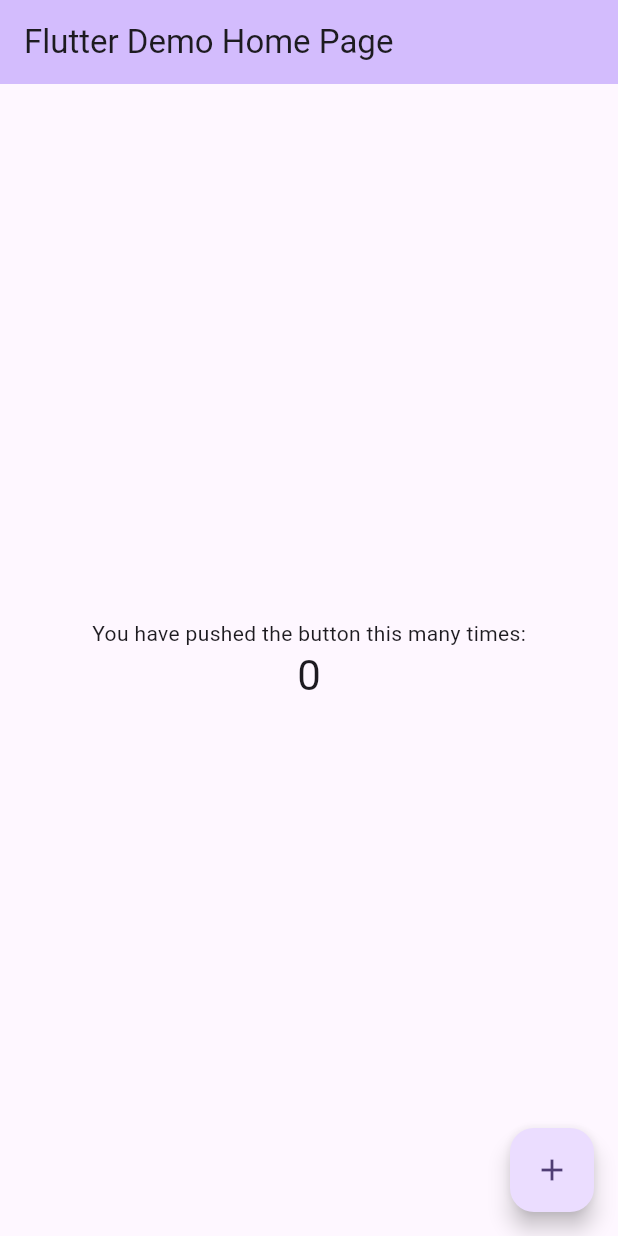
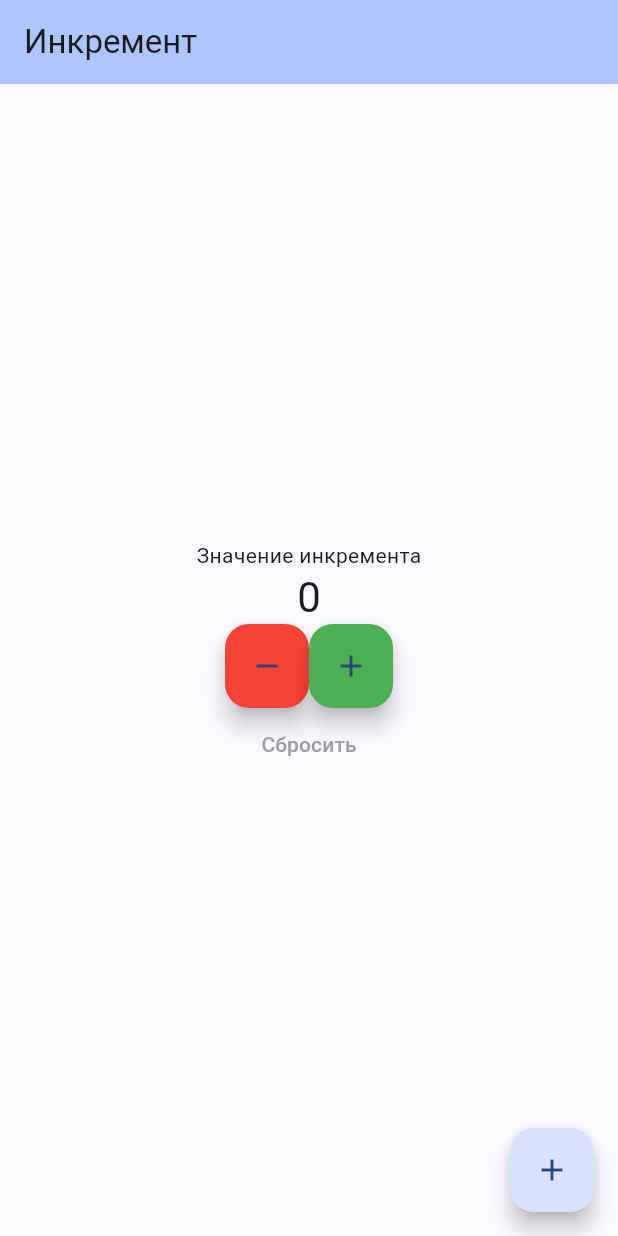
Before and after one commit to MaksimKhudalov/IT2104_KHUDALOV, a Flutter app: the screen it shows after launch, on a phone screen of 412 x 824 dp. Run offline on Flutter 3.47's test engine with Material 3 defaults, Android fonts, the phone set to English and light mode, and no system bars.

Commit message:
Добавлены кнопки с своими функциями, изменено название приложения, изменены цвета кнопок

```diff
--- a/laba3/lib/main.dart
+++ b/laba3/lib/main.dart
@@ -11,12 +11,12 @@ class MyApp extends StatelessWidget {
   @override
   Widget build(BuildContext context) {
     return MaterialApp(
-      title: 'Flutter Demo',
+      title: 'Инкремент',
       theme: ThemeData(
-        colorScheme: ColorScheme.fromSeed(seedColor: Colors.deepPurple),
+        colorScheme: ColorScheme.fromSeed(seedColor: Colors.blueAccent),
         useMaterial3: true,
       ),
-      home: const MyHomePage(title: 'Flutter Demo Home Page'),
+      home: const MyHomePage(title: 'Инкремент'),
     );
   }
 }
@@ -64,12 +64,26 @@ class _MyHomePageState extends State<MyHomePage> {
           mainAxisAlignment: MainAxisAlignment.center,
           children: <Widget>[
             const Text(
-              'You have pushed the button this many times:',
+              'Значение инкремента',
             ),
             Text(
               '$_counter',
               style: Theme.of(context).textTheme.headlineMedium,
             ),
+            Row(              mainAxisAlignment: MainAxisAlignment.center,
+              children: [
+                FloatingActionButton(
+                  onPressed: _decrementCounter,
+                  child: Icon(Icons.remove),
+                  backgroundColor: Colors.red,),
+                FloatingActionButton(
+                  onPressed: _incrementCounter,
+                  child: Icon(Icons.add),
+                  backgroundColor: Colors.green,)
+              ],
+            ),
+            TextButton(onPressed: zero,
+                child: Text("Сбросить", style: TextStyle(color: Colors.grey)))
           ],
         ),
       ),
```
